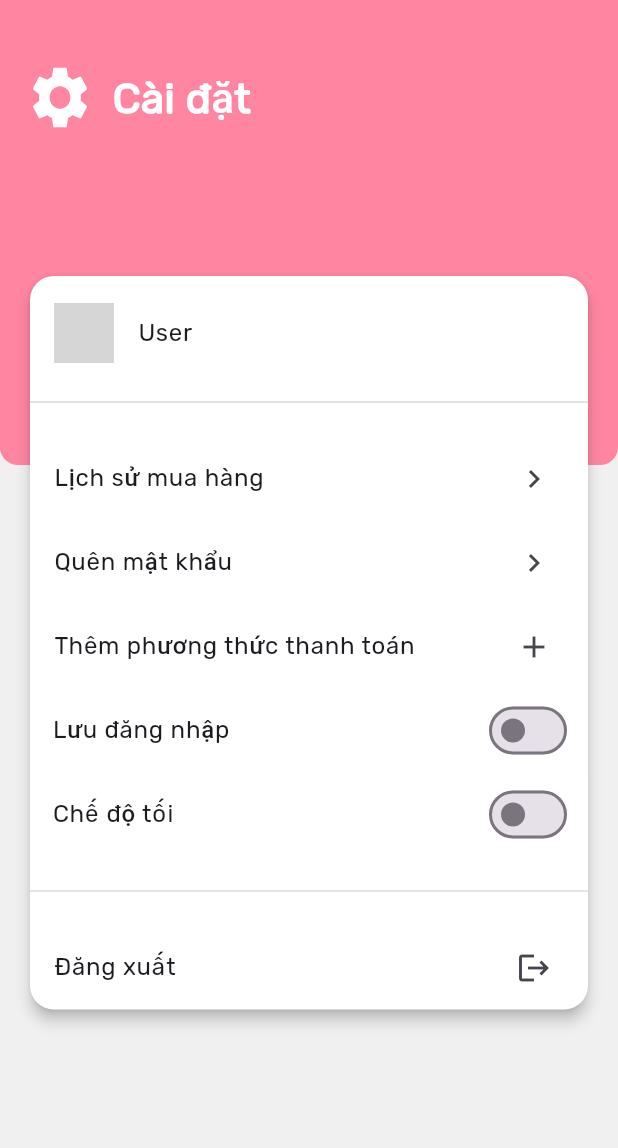
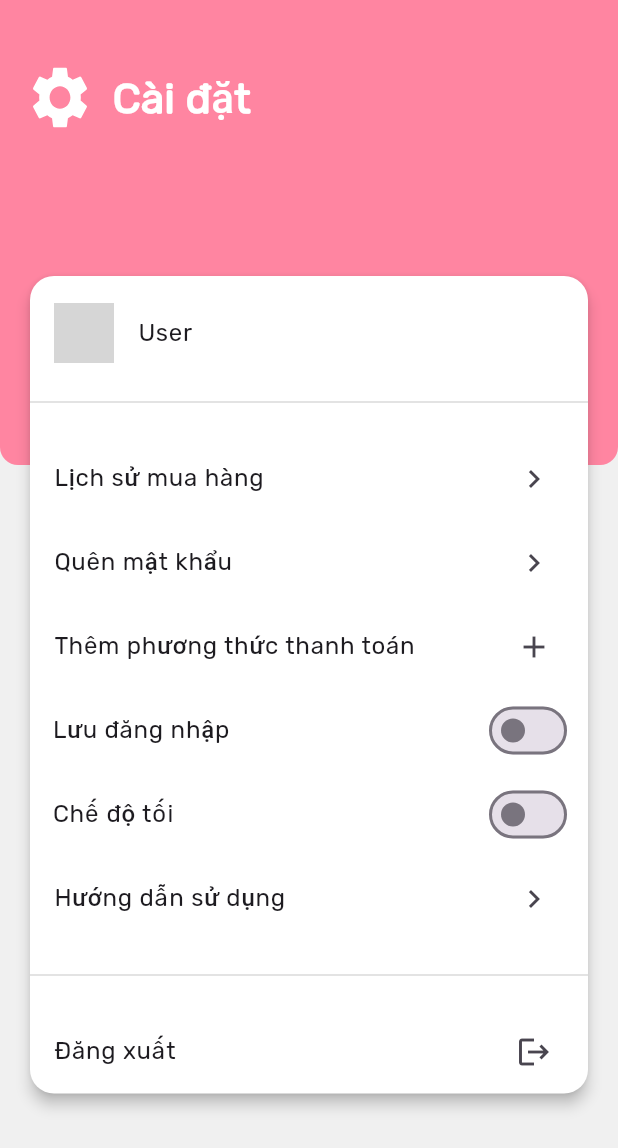
Before and after one commit to huybao1103/Flower-Store-Flutter-NodeJS-MongoAtlas, a Flutter app: the SettingScreen screen opened directly with empty values, on a phone screen of 412 x 824 dp. Shown: the top 1148 px of the screen. Run offline on Flutter 3.47's test engine with Material 3 defaults, Android fonts, the phone set to English and light mode, and no system bars; our stand-ins replace carousel_slider, curved_navigation_bar, dio, dropdown_button2, flutter_form_builder, flutter_svg and 5 more; missing offline and left inert: mailer; accounts and stored records are empty; network calls fail; statements that could not run were skipped; grey boxes are pictures that could not be loaded.

Commit message:
update setting HDSD

```diff
--- a/App/flower_store/lib/screens/setting/setting.screen.dart
+++ b/App/flower_store/lib/screens/setting/setting.screen.dart
@@ -1,5 +1,6 @@
 import 'package:flower_store/main.dart';
 import 'package:flower_store/screens/forgot_password/forgot.password.dart';
+import 'package:flower_store/screens/setting/video_guide_screen.dart';
 import 'package:flower_store/screens/user/history.purchase.dart';
 import 'package:flower_store/screens/welcome/login.screen.dart';
 import 'package:flutter/material.dart';
@@ -27,9 +28,11 @@ class _SettingScreenState extends State<SettingScreen> {
   String? userName;
   String? avatarLink;
 
-  final SharedPreferencesService sharedPreferencesService = SharedPreferencesService();
+  final SharedPreferencesService sharedPreferencesService =
+      SharedPreferencesService();
   final SQLiteService sqliteService = SQLiteService();
   late AccountModel curAccount = AccountModel();
+
   @override
   void initState() {
     super.initState();
@@ -37,6 +40,7 @@ class _SettingScreenState extends State<SettingScreen> {
     _loadUserInfo();
     _loadLoginInfo();
   }
+
   Future<void> _loadLoginInfo() async {
     // Load user info from SharedPreferences
     String? prevAccount = await sharedPreferencesService.checkPrevSaveLogin();
@@ -210,8 +214,9 @@ class _SettingScreenState extends State<SettingScreen> {
                           value: rememberMe,
                           onChanged: (bool value) {
                             setState(() {
-                              sharedPreferencesService.saveLoginInfo(curAccount.accountID!, value)
-                              .then((onValue) => {});
+                              sharedPreferencesService
+                                  .saveLoginInfo(curAccount.accountID!, value)
+                                  .then((onValue) => {});
                               rememberMe = value;
                             });
                           },
@@ -232,6 +237,20 @@ class _SettingScreenState extends State<SettingScreen> {
                               isDarkMode = value;
                             });
                             widget.onThemeChanged(value);
+                          },
+                        ),
+                        ListTile(
+                          title: const Text(
+                            'Hướng dẫn sử dụng',
+                            style: TextStyle(
+                                fontFamily: 'Rubik',
+                                fontWeight: FontWeight.w400),
+                          ),
+                          trailing: const Icon(Icons.chevron_right),
+                          onTap: () {
+                            Navigator.of(context).push(MaterialPageRoute(
+                                builder: (context) =>
+                                    const VideoGuideScreen()));
                           },
                         ),
                       ],
@@ -257,11 +276,13 @@ class _SettingScreenState extends State<SettingScreen> {
                           ),
                           trailing: const Icon(Icons.logout),
                           onTap: () {
-                            sharedPreferencesService.saveLoginInfo(curAccount.accountID!, false)
-                              .then((onValue) => {});
+                            sharedPreferencesService
+                                .saveLoginInfo(curAccount.accountID!, false)
+                                .then((onValue) => {});
                             Navigator.pushAndRemoveUntil(
                               context,
-                              MaterialPageRoute(builder: (context) => const MyApp()),
+                              MaterialPageRoute(
+                                  builder: (context) => const MyApp()),
                               (Route<dynamic> route) => false,
                             );
                           },
--- a/App/flower_store/pubspec.yaml
+++ b/App/flower_store/pubspec.yaml
@@ -50,6 +50,7 @@ dependencies:
   shared_preferences: ^2.2.3
   sqflite: ^2.3.3+1
   dropdown_button2: ^2.3.9
+  youtube_player_flutter: ^8.1.2
 
 dev_dependencies:
   flutter_test:
```
Also changed, not shown: 1 other file.
